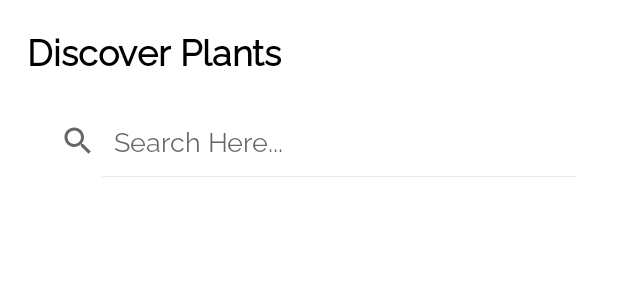
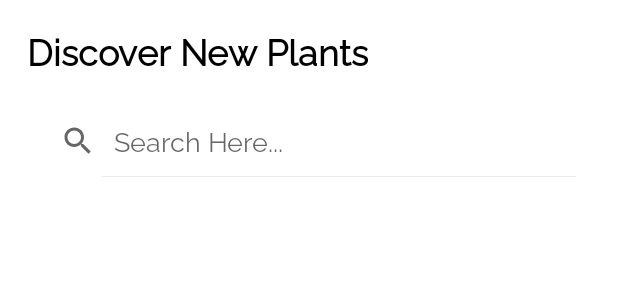
Before and after one commit to maisiehapney/PlantCareApp, an Android app: the layout fragment_home.xml on its own in the app's theme, with its tools: preview values and no code run, on a phone screen of 412 x 824 dp. Shown: the top 300 px of the screen. Run offline under Robolectric (Android 15) with nearby library versions, the phone set to English and light mode, and no system bars.

Commit message:
Final bug fixes and edits

```diff
--- a/PlantCareApp/app/src/main/java/com/example/plantcareapp/fragments/ProfileFragment.java
+++ b/PlantCareApp/app/src/main/java/com/example/plantcareapp/fragments/ProfileFragment.java
@@ -162,6 +162,7 @@ public class ProfileFragment extends Fragment {
                                     Toast.LENGTH_LONG).show();
                             editTextPassword.getText().clear();
                             editTextPassword2.getText().clear();
+                            showReset();
                         }
                         else{
                             // Reset password failed - display toast message
--- a/PlantCareApp/app/src/main/res/layout/fragment_home.xml
+++ b/PlantCareApp/app/src/main/res/layout/fragment_home.xml
@@ -12,7 +12,7 @@
         android:layout_height="wrap_content"
         android:layout_marginStart="18dp"
         android:layout_marginTop="16dp"
-        android:text="Discover Plants"
+        android:text="Discover New Plants"
         android:textAlignment="center"
         android:textColor="@color/black"
         android:textSize="24sp"
```
Also changed, not shown: PlantCareApp/app/src/main/java/com/example/plantcareapp/fragments/HistoryFragment.java (+10 -3 lines).
